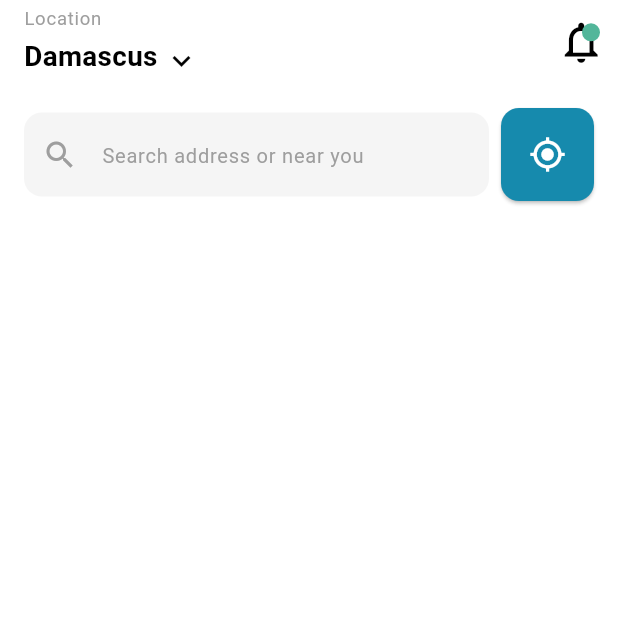
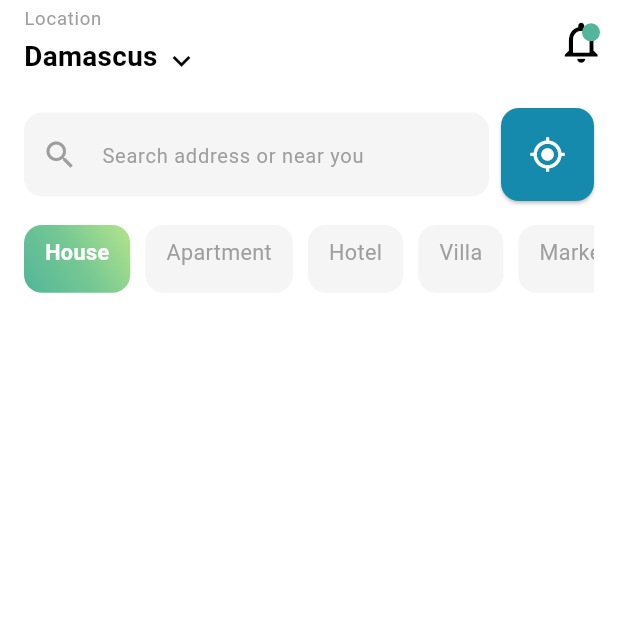
Before and after one commit to abdullah-nah/PropScan, a Flutter app: the screen it shows after launch, after a tap on "Sign In", on a phone screen of 412 x 824 dp, the top half of it. Run offline on Flutter 3.47's test engine with Material 3 defaults, Android fonts, the phone set to English and light mode, and no system bars; our stand-ins replace flutter_bloc, go_router.

Commit message:
implement filter section in home screen

```diff
--- a/lib/core/router/router_config.dart
+++ b/lib/core/router/router_config.dart
@@ -1,7 +1,9 @@
+import 'package:flutter_bloc/flutter_bloc.dart';
 import 'package:go_router/go_router.dart';
 import 'package:prop_scan/core/router/routes_config.dart';
 import 'package:prop_scan/features/auth/presentation/screens/sign_in_screen.dart';
 import 'package:prop_scan/features/auth/presentation/screens/sign_up_screen.dart';
+import 'package:prop_scan/features/properties/presentation/cubits/home_cubit.dart';
 import 'package:prop_scan/features/properties/presentation/screens/home_screen.dart';
 import 'package:prop_scan/features/splash/presentation/screens/splash_screen.dart';
 
--- a/lib/core/router/router_config.main.dart
+++ b/lib/core/router/router_config.main.dart
@@ -17,7 +17,11 @@ abstract final class AppRouter {
       ),
       GoRoute(
         path: AppRoutes.kHomeScreen,
-        builder: (context, state) => HomeScreen(),
+        builder:
+            (context, state) => BlocProvider(
+              create: (context) => HomeCubit(),
+              child: HomeScreen(),
+            ),
       ),
     ],
   );
--- a/lib/core/style/app_gradients.dart
+++ b/lib/core/style/app_gradients.dart
@@ -2,7 +2,7 @@ import 'package:flutter/widgets.dart';
 import 'package:prop_scan/core/style/app_palette.dart';
 
 abstract final class AppGradients {
-  static const lightGradient = LinearGradient(
+  static const kGradient1 = LinearGradient(
     begin: Alignment.bottomLeft,
     end: Alignment.topRight,
     colors: [
@@ -12,4 +12,9 @@ abstract final class AppGradients {
       AppPalette.kColor4,
     ],
   );
+  static const kGradient2 = LinearGradient(
+    begin: Alignment.bottomLeft,
+    end: Alignment.topRight,
+    colors: [AppPalette.kColor5, AppPalette.kColor7, AppPalette.kColor9],
+  );
 }
--- a/lib/features/auth/presentation/widgets/auth_logo_section.dart
+++ b/lib/features/auth/presentation/widgets/auth_logo_section.dart
@@ -17,7 +17,7 @@ class AuthLogoSection extends StatelessWidget {
       child: Container(
         height: SizeConfig.height * .31,
         width: SizeConfig.width,
-        decoration: BoxDecoration(gradient: AppGradients.lightGradient),
+        decoration: BoxDecoration(gradient: AppGradients.kGradient1),
         child: Column(
           mainAxisAlignment: MainAxisAlignment.center,
           children: [
--- a/lib/features/auth/presentation/widgets/auth_submit_button.dart
+++ b/lib/features/auth/presentation/widgets/auth_submit_button.dart
@@ -17,7 +17,7 @@ class AuthSubmitButton extends StatelessWidget {
       child: Ink(
         decoration: BoxDecoration(
           borderRadius: BorderRadius.circular(12),
-          gradient: AppGradients.lightGradient,
+          gradient: AppGradients.kGradient1,
         ),
         child: InkWell(
           onTap: () {
--- /dev/null
+++ b/lib/features/properties/presentation/cubits/home_cubit.dart
@@ -0,0 +1,21 @@
+import 'package:flutter_bloc/flutter_bloc.dart';
+import 'package:prop_scan/features/properties/presentation/cubits/home_state.dart';
+
+final class HomeCubit extends Cubit<HomeState> {
+  HomeCubit() : super(HomeInitial());
+
+  final List<String> filterItems = [
+    'House',
+    'Apartment',
+    'Hotel',
+    'Villa',
+    'Market',
+  ];
+
+  int selectedFilterIndex = 0;
+
+  void selectFilterItem(index) {
+    selectedFilterIndex = index;
+    emit(SelectFilterItem(index));
+  }
+}
--- /dev/null
+++ b/lib/features/properties/presentation/cubits/home_state.dart
@@ -0,0 +1,11 @@
+abstract final class HomeState {
+  const HomeState();
+}
+
+final class HomeInitial extends HomeState {}
+
+final class SelectFilterItem extends HomeState {
+  final int index;
+
+  const SelectFilterItem(this.index);
+}
--- /dev/null
+++ b/lib/features/properties/presentation/widgets/filter_item.dart
@@ -0,0 +1,55 @@
+import 'package:flutter/material.dart';
+import 'package:flutter_bloc/flutter_bloc.dart';
+import 'package:prop_scan/core/common/widgets/responsive_text.dart';
+import 'package:prop_scan/core/style/app_gradients.dart';
+import 'package:prop_scan/core/style/app_palette.dart';
+import 'package:prop_scan/features/properties/presentation/cubits/home_cubit.dart';
+import 'package:prop_scan/features/properties/presentation/cubits/home_state.dart';
+
+class FilterItem extends StatelessWidget {
+  final String text;
+  final int index;
+  const FilterItem({super.key, required this.text, required this.index});
+
+  @override
+  Widget build(BuildContext context) {
+    final homeCubit = BlocProvider.of<HomeCubit>(context);
+
+    return BlocBuilder<HomeCubit, HomeState>(
+      buildWhen: (previous, current) {
+        if (previous is HomeInitial) {
+          return true;
+        }
+        if (previous is SelectFilterItem && current is SelectFilterItem) {
+          if (previous.index == index || current.index == index) {
+            return true;
+          }
+        }
+        return false;
+      },
+      builder: (context, state) {
+        final isSelected = (homeCubit.selectedFilterIndex == index);
+        return InkWell(
+          onTap: () => homeCubit.selectFilterItem(index),
+          borderRadius: BorderRadius.circular(12),
+          child: Container(
+            padding: EdgeInsets.symmetric(vertical: 8, horizontal: 14),
+            decoration: BoxDecoration(
+              gradient: isSelected ? AppGradients.kGradient2 : null,
+              color: isSelected ? null : AppPalette.grey.withValues(alpha: .1),
+              borderRadius: BorderRadius.circular(12),
+            ),
+            child: ResponsiveText(
+              text,
+              style: TextStyle(
+                fontSize: 14,
+                color: isSelected ? AppPalette.white : AppPalette.grey,
+                fontWeight: isSelected ? FontWeight.bold : FontWeight.normal,
+              ),
+            ),
+          ),
+        );
+      },
+    );
+  }
+}
--- /dev/null
+++ b/lib/features/properties/presentation/widgets/filter_section.dart
@@ -0,0 +1,28 @@
+import 'package:flutter/material.dart';
+import 'package:flutter_bloc/flutter_bloc.dart';
+import 'package:prop_scan/core/common/widgets/spaces.dart';
+import 'package:prop_scan/core/utils/size_config.dart';
+import 'package:prop_scan/features/properties/presentation/cubits/home_cubit.dart';
+import 'package:prop_scan/features/properties/presentation/widgets/filter_item.dart';
+
+class FilterSection extends StatelessWidget {
+  const FilterSection({super.key});
+
+  @override
+  Widget build(BuildContext context) {
+    final homeCubit = BlocProvider.of<HomeCubit>(context);
+
+    return SizedBox(
+      height: (SizeConfig.height - kToolbarHeight) * (1 / 17),
+      child: ListView.separated(
+        scrollDirection: Axis.horizontal,
+        physics: BouncingScrollPhysics(),
+        itemBuilder:
+            (context, index) =>
+                FilterItem(text: homeCubit.filterItems[index], index: index),
+        separatorBuilder: (context, index) => HorizontalSpace(10),
+        itemCount: homeCubit.filterItems.length,
+      ),
+    );
+  }
+}
--- a/lib/features/properties/presentation/widgets/home_screen_app_bar.dart
+++ b/lib/features/properties/presentation/widgets/home_screen_app_bar.dart
@@ -13,6 +13,7 @@ class HomeScreenAppBar extends StatelessWidget implements PreferredSizeWidget {
   Widget build(BuildContext context) {
     return AppBar(
       backgroundColor: AppPalette.white,
+      surfaceTintColor: AppPalette.white,
       automaticallyImplyLeading: false,
       elevation: 0,
       actions: [NotificationButton(notificationNumber: 1)],
--- a/lib/features/properties/presentation/widgets/home_screen_body.dart
+++ b/lib/features/properties/presentation/widgets/home_screen_body.dart
@@ -1,5 +1,6 @@
 import 'package:flutter/material.dart';
 import 'package:prop_scan/core/common/widgets/spaces.dart';
+import 'package:prop_scan/features/properties/presentation/widgets/filter_section.dart';
 import 'package:prop_scan/features/properties/presentation/widgets/search_section.dart';
 
 class HomeScreenBody extends StatelessWidget {
@@ -10,7 +11,13 @@ class HomeScreenBody extends StatelessWidget {
     return Padding(
       padding: EdgeInsets.symmetric(horizontal: 16),
       child: Column(
-        children: [VerticalSpace(16), SearchSection(), VerticalSpace(16)],
+        children: [
+          VerticalSpace(16),
+          SearchSection(),
+          VerticalSpace(16),
+          FilterSection(),
+          VerticalSpace(16),
+        ],
       ),
     );
   }
--- a/lib/features/splash/presentation/widgets/splash_screen_body.dart
+++ b/lib/features/splash/presentation/widgets/splash_screen_body.dart
@@ -28,7 +28,7 @@ class _SplashScreenBodyState extends State<SplashScreenBody> {
   @override
   Widget build(BuildContext context) {
     return Container(
-      decoration: BoxDecoration(gradient: AppGradients.lightGradient),
+      decoration: BoxDecoration(gradient: AppGradients.kGradient1),
       child: Column(
         crossAxisAlignment: CrossAxisAlignment.stretch,
         mainAxisAlignment: MainAxisAlignment.center,
```
Also changed, not shown: pubspec.yaml (+1 -7 lines), lib/features/properties/presentation/widgets/search_section.dart (line endings or trailing spaces), pubspec.lock.
